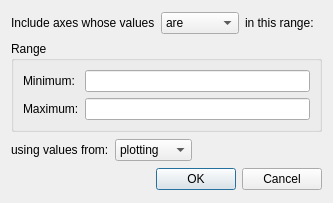
Before: the Qt Designer form gui-qt/src/PVAxesCombinationWidgetSelRange.ui in squey/squey, drawn with Qt 5.
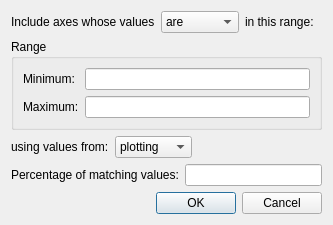
After: the same form once the commit is applied.

Commit message: Select axes w/ range and rate

What changed in the file:
```diff
--- a/gui-qt/src/PVAxesCombinationWidgetSelRange.ui
+++ b/gui-qt/src/PVAxesCombinationWidgetSelRange.ui
@@ -160,6 +160,20 @@
      </item>
     </layout>
    </item>
+   <item>
+    <layout class="QHBoxLayout" name="horizontalLayout_3">
+     <item>
+      <widget class="QLabel" name="label_6">
+       <property name="text">
+        <string>Percentage of matching values:</string>
+       </property>
+      </widget>
+     </item>
+     <item>
+      <widget class="QLineEdit" name="_edit_rate"/>
+     </item>
+    </layout>
+   </item>
    <item>
     <widget class="QDialogButtonBox" name="buttonBox">
      <property name="orientation">
```
The commit also changes 7 other files.
